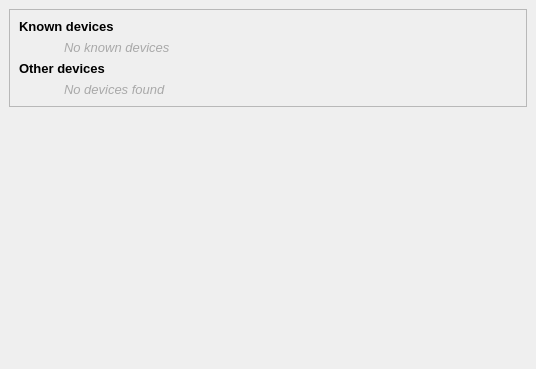
First picture: the form in mainwindow.ui, repository surlykke/partooth, before the edit.
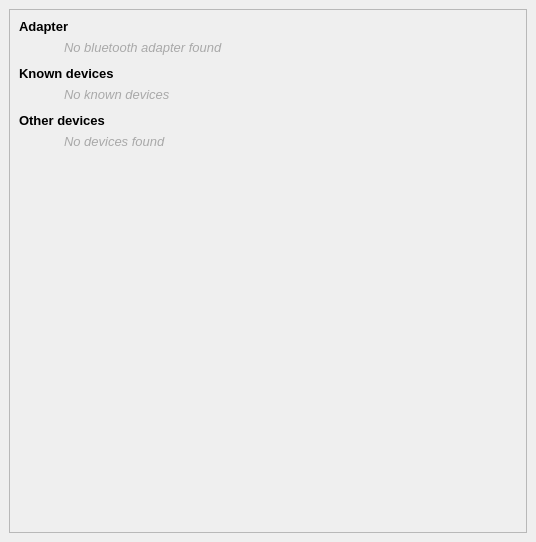
Second picture: the form after the edit.

Commit message: Show adapter in mainwindow

```diff
--- a/mainwindow.ui
+++ b/mainwindow.ui
@@ -7,24 +7,106 @@
     <x>0</x>
     <y>0</y>
     <width>536</width>
-    <height>369</height>
+    <height>542</height>
    </rect>
   </property>
   <property name="windowTitle">
    <string>Partooth</string>
   </property>
   <widget class="QWidget" name="centralwidget">
-   <layout class="QVBoxLayout" name="verticalLayout_2">
-    <item>
-     <widget class="QFrame" name="devicesFrame">
-      <property name="frameShape">
-       <enum>QFrame::StyledPanel</enum>
-      </property>
-      <property name="frameShadow">
-       <enum>QFrame::Raised</enum>
-      </property>
       <layout class="QVBoxLayout" name="verticalLayout">
        <item>
+     <widget class="QScrollArea" name="scrollArea">
+      <property name="sizePolicy">
+       <sizepolicy hsizetype="Expanding" vsizetype="Minimum">
+        <horstretch>0</horstretch>
+        <verstretch>0</verstretch>
+       </sizepolicy>
+      </property>
+      <property name="widgetResizable">
+       <bool>true</bool>
+      </property>
+      <widget class="QWidget" name="scrollAreaWidgetContents">
+       <property name="geometry">
+        <rect>
+         <x>0</x>
+         <y>0</y>
+         <width>504</width>
+         <height>510</height>
+        </rect>
+       </property>
+       <layout class="QVBoxLayout" name="verticalLayout_5">
+        <item>
+         <widget class="QLabel" name="adaptersLabel">
+          <property name="font">
+           <font>
+            <pointsize>10</pointsize>
+            <weight>75</weight>
+            <bold>true</bold>
+           </font>
+          </property>
+          <property name="text">
+           <string>Adapter</string>
+          </property>
+         </widget>
+        </item>
+        <item>
+         <widget class="QFrame" name="adaptersFrame">
+          <property name="frameShape">
+           <enum>QFrame::NoFrame</enum>
+          </property>
+          <property name="frameShadow">
+           <enum>QFrame::Plain</enum>
+          </property>
+          <layout class="QVBoxLayout" name="verticalLayout_4">
+           <property name="spacing">
+            <number>5</number>
+           </property>
+           <property name="leftMargin">
+            <number>0</number>
+           </property>
+           <property name="topMargin">
+            <number>0</number>
+           </property>
+           <property name="rightMargin">
+            <number>0</number>
+           </property>
+           <property name="bottomMargin">
+            <number>5</number>
+           </property>
+           <item>
+            <widget class="QLabel" name="noAdaptersLabel">
+             <property name="font">
+              <font>
+               <pointsize>10</pointsize>
+               <italic>true</italic>
+              </font>
+             </property>
+             <property name="styleSheet">
+              <string notr="true">color: darkgrey;
+</string>
+             </property>
+             <property name="text">
+              <string>No bluetooth adapter found</string>
+             </property>
+             <property name="textFormat">
+              <enum>Qt::RichText</enum>
+             </property>
+             <property name="alignment">
+              <set>Qt::AlignLeading|Qt::AlignLeft|Qt::AlignVCenter</set>
+             </property>
+             <property name="margin">
+              <number>0</number>
+             </property>
+             <property name="indent">
+              <number>45</number>
+             </property>
+            </widget>
+           </item>
+          </layout>
+         </widget>
+        </item>
+        <item>
         <widget class="QLabel" name="knownDevicesLabel">
          <property name="font">
           <font>
@@ -39,6 +121,30 @@
         </widget>
        </item>
        <item>
+         <widget class="QFrame" name="knownDevicesFrame">
+          <property name="frameShape">
+           <enum>QFrame::NoFrame</enum>
+          </property>
+          <property name="frameShadow">
+           <enum>QFrame::Plain</enum>
+          </property>
+          <layout class="QVBoxLayout" name="verticalLayout_3">
+           <property name="spacing">
+            <number>5</number>
+           </property>
+           <property name="leftMargin">
+            <number>0</number>
+           </property>
+           <property name="topMargin">
+            <number>0</number>
+           </property>
+           <property name="rightMargin">
+            <number>0</number>
+           </property>
+           <property name="bottomMargin">
+            <number>5</number>
+           </property>
+           <item>
         <widget class="QLabel" name="noKnownLabel">
          <property name="font">
           <font>
@@ -67,6 +173,9 @@
          </property>
         </widget>
        </item>
+          </layout>
+         </widget>
+        </item>
        <item>
         <widget class="QLabel" name="otherDevicesLabel">
          <property name="font">
@@ -82,6 +191,30 @@
         </widget>
        </item>
        <item>
+         <widget class="QFrame" name="otherDevicesFrame">
+          <property name="frameShape">
+           <enum>QFrame::NoFrame</enum>
+          </property>
+          <property name="frameShadow">
+           <enum>QFrame::Plain</enum>
+          </property>
+          <layout class="QVBoxLayout" name="verticalLayout_2">
+           <property name="spacing">
+            <number>5</number>
+           </property>
+           <property name="leftMargin">
+            <number>0</number>
+           </property>
+           <property name="topMargin">
+            <number>0</number>
+           </property>
+           <property name="rightMargin">
+            <number>0</number>
+           </property>
+           <property name="bottomMargin">
+            <number>5</number>
+           </property>
+           <item>
         <widget class="QLabel" name="noOtherLabel">
          <property name="font">
           <font>
@@ -117,10 +250,14 @@
       <property name="sizeHint" stdset="0">
        <size>
         <width>20</width>
-        <height>158</height>
+            <height>168</height>
        </size>
       </property>
      </spacer>
+        </item>
+       </layout>
+      </widget>
+     </widget>
     </item>
    </layout>
   </widget>
```
Lines whose indentation alone changed are shown as unchanged. The commit also changes 8 other files.
